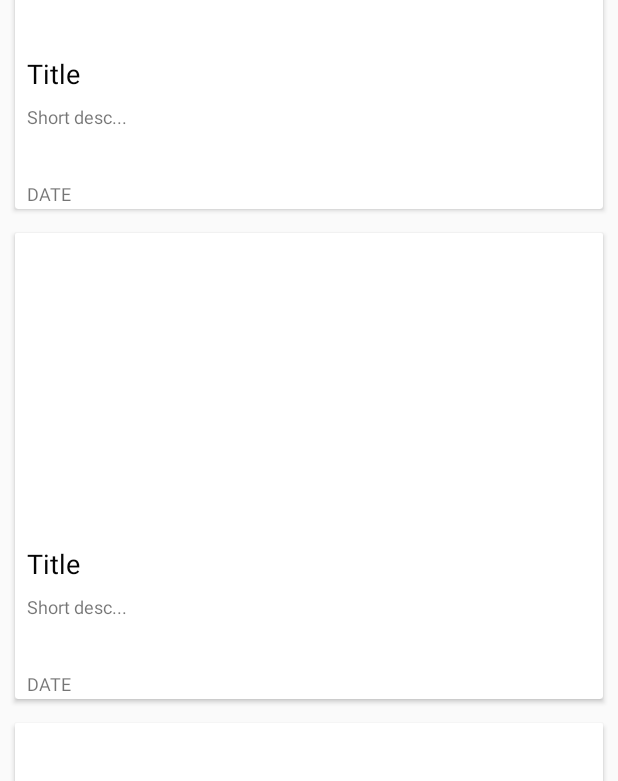
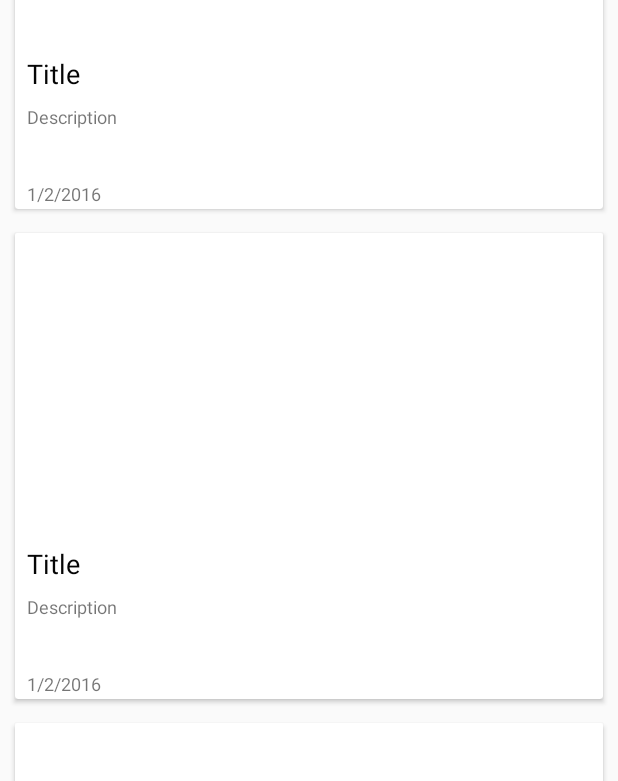
Before and after one commit to therajanmaurya/WpApiUi, an Android app: the screen it shows after launch (MainActivity), on a phone screen of 412 x 824 dp. Shown: the part 269-1050 px from the top of the screen. Run offline under Robolectric (Android 15) with nearby library versions, the phone set to English and light mode, and no system bars.

Commit message:
Interface PostModel Impplemented

```diff
--- a/WpApiUI/src/main/java/com/wpapi/ui/adapter/Adapter_big_card.java
+++ b/WpApiUI/src/main/java/com/wpapi/ui/adapter/Adapter_big_card.java
@@ -31,14 +31,14 @@ public class Adapter_big_card<T extends IPostModel> extends RecyclerView.Adapter
      */
     public static class ViewHolder extends RecyclerView.ViewHolder {
         ImageView mpost_image;
-        TextView mpost_title , mpost_date ,mpost_description;
+        TextView mpost_title, mpost_date, mpost_description;
 
         public ViewHolder(View v) {
             super(v);
-            mpost_image = (ImageView)v.findViewById(R.id.post_image);
-            mpost_date = (TextView)v.findViewById(R.id.post_date);
-            mpost_title = (TextView)v.findViewById(R.id.post_title);
-            mpost_description = (TextView)v.findViewById(R.id.post_description);
+            mpost_image = (ImageView) v.findViewById(R.id.post_image);
+            mpost_date = (TextView) v.findViewById(R.id.post_date);
+            mpost_title = (TextView) v.findViewById(R.id.post_title);
+            mpost_description = (TextView) v.findViewById(R.id.post_description);
 
         }
 
@@ -78,7 +78,7 @@ public class Adapter_big_card<T extends IPostModel> extends RecyclerView.Adapter
 
     @Override
     public int getItemCount() {
-        return 10;
+        return mPostdata.size();
     }
 
     @Override
@@ -109,7 +109,8 @@ public class Adapter_big_card<T extends IPostModel> extends RecyclerView.Adapter
         if (holder instanceof ViewHolder) {
 
             ((ViewHolder) holder).mpost_title.setText(mPostdata.get(position).getTitle());
-
+            ((ViewHolder) holder).mpost_description.setText(mPostdata.get(position).getDescription());
+            ((ViewHolder) holder).mpost_date.setText(mPostdata.get(position).getDate());
 
         } else {
             ((ProgressViewHolder) holder).progressBar.setIndeterminate(true);
```
